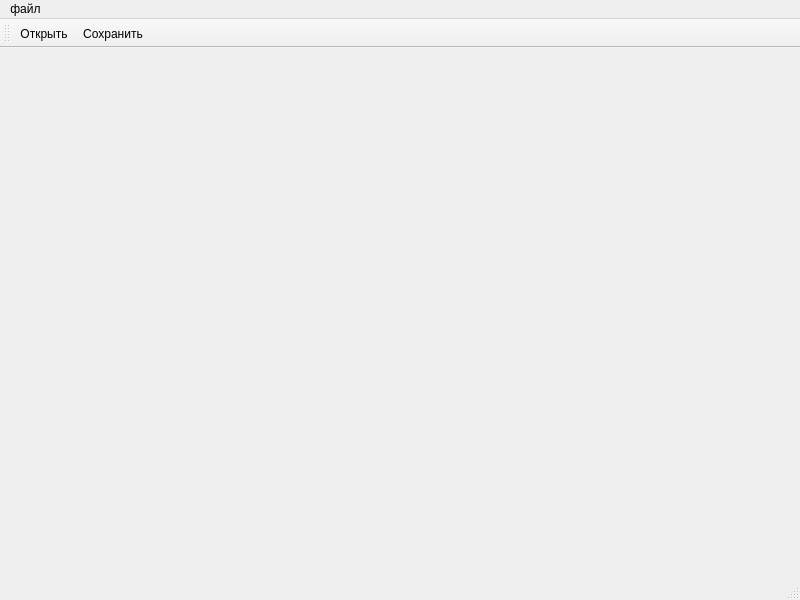
Old version of the form KettlerDots/mainwindow.ui in the repository ILsan-Bashmarov/KettlerDots.
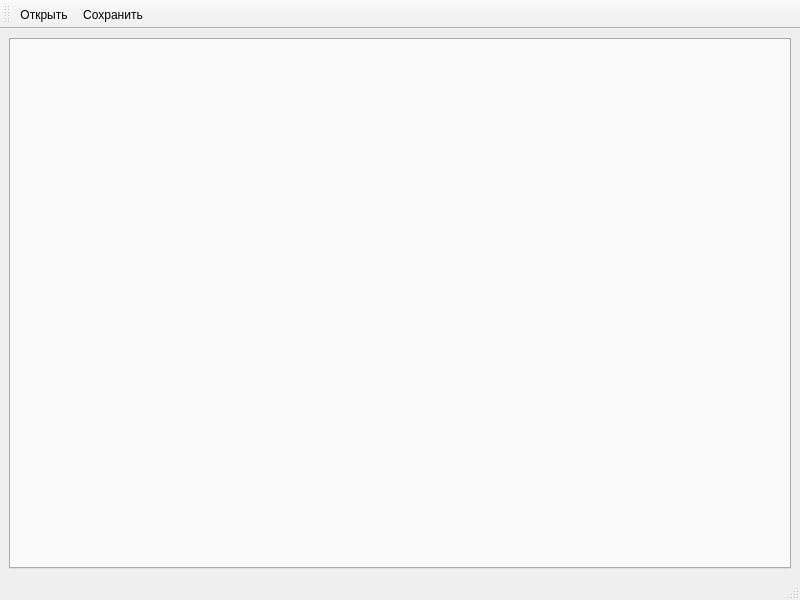
New version of the form. Icons and pictures are not drawn.

Commit message: Created a proper template for tabs, included it in project

Diff of the .ui file:
```diff
--- a/KettlerDots/mainwindow.ui
+++ b/KettlerDots/mainwindow.ui
@@ -13,24 +13,22 @@
   <property name="windowTitle">
    <string>MainWindow</string>
   </property>
-  <widget class="QWidget" name="centralwidget"/>
-  <widget class="QMenuBar" name="menubar">
-   <property name="geometry">
-    <rect>
-     <x>0</x>
-     <y>0</y>
-     <width>800</width>
-     <height>21</height>
-    </rect>
-   </property>
-   <widget class="QMenu" name="menu">
-    <property name="title">
-     <string>файл</string>
-    </property>
-    <addaction name="actionOpen"/>
-    <addaction name="actionSave"/>
-   </widget>
-   <addaction name="menu"/>
+  <widget class="QWidget" name="centralwidget">
+   <layout class="QGridLayout" name="gridLayout">
+    <item row="0" column="0">
+     <widget class="QTabWidget" name="tabWidget">
+      <property name="currentIndex">
+       <number>-1</number>
+      </property>
+      <property name="tabsClosable">
+       <bool>true</bool>
+      </property>
+      <property name="movable">
+       <bool>true</bool>
+      </property>
+     </widget>
+    </item>
+   </layout>
   </widget>
   <widget class="QStatusBar" name="statusbar"/>
   <widget class="QToolBar" name="toolBar">
```
Left out of the diff: 10 changed lines with no effect on the pictures. The commit also changes 6 other files.
